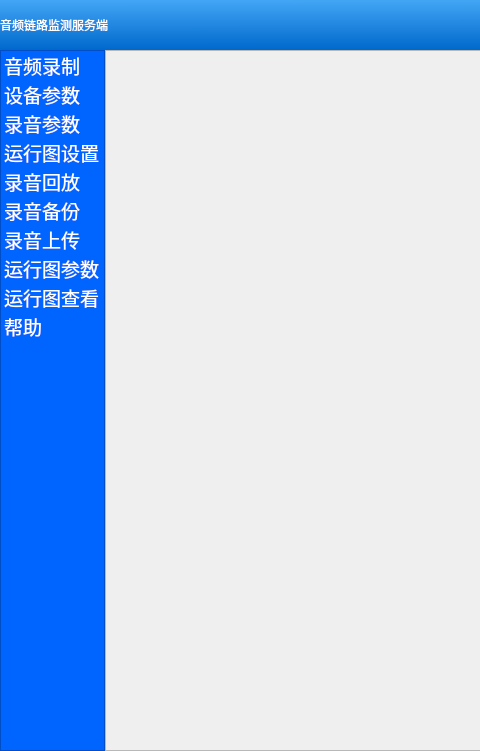
Qt form main_window.ui (851896022/server_ui) before a commit; both pictures show x 0 to 480 and y 0 to 751 of the 1024 by 751 pixel window.
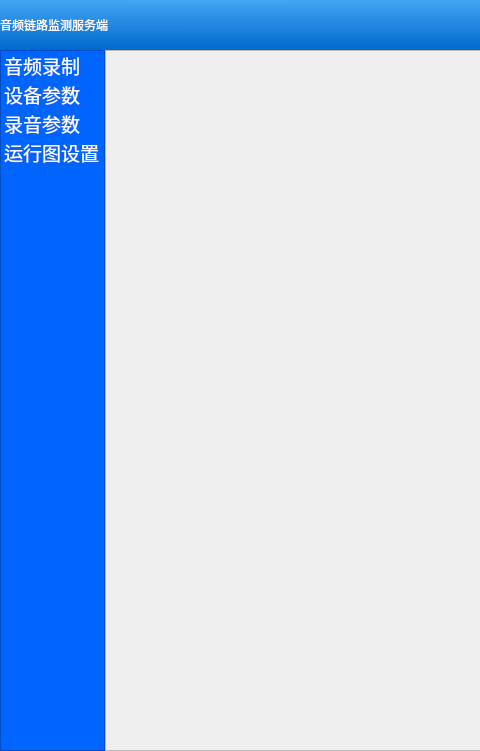
The same form after that commit. The open tabs and pages were chosen to show the change.

The edit to the form file:
```diff
--- a/main_window.ui
+++ b/main_window.ui
@@ -150,36 +150,6 @@
           <string>运行图设置</string>
          </property>
         </item>
-        <item>
-         <property name="text">
-          <string>录音回放</string>
-         </property>
-        </item>
-        <item>
-         <property name="text">
-          <string>录音备份</string>
-         </property>
-        </item>
-        <item>
-         <property name="text">
-          <string>录音上传</string>
-         </property>
-        </item>
-        <item>
-         <property name="text">
-          <string>运行图参数</string>
-         </property>
-        </item>
-        <item>
-         <property name="text">
-          <string>运行图查看</string>
-         </property>
-        </item>
-        <item>
-         <property name="text">
-          <string>帮助</string>
-         </property>
-        </item>
        </widget>
       </item>
       <item>
```
Left out of the diff: 4 changed lines with no effect on the pictures.
